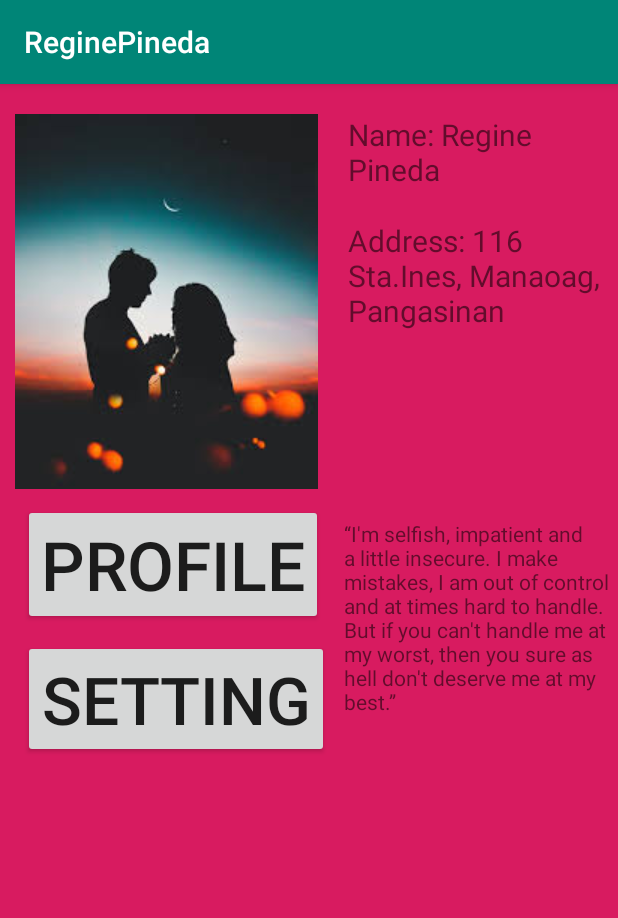
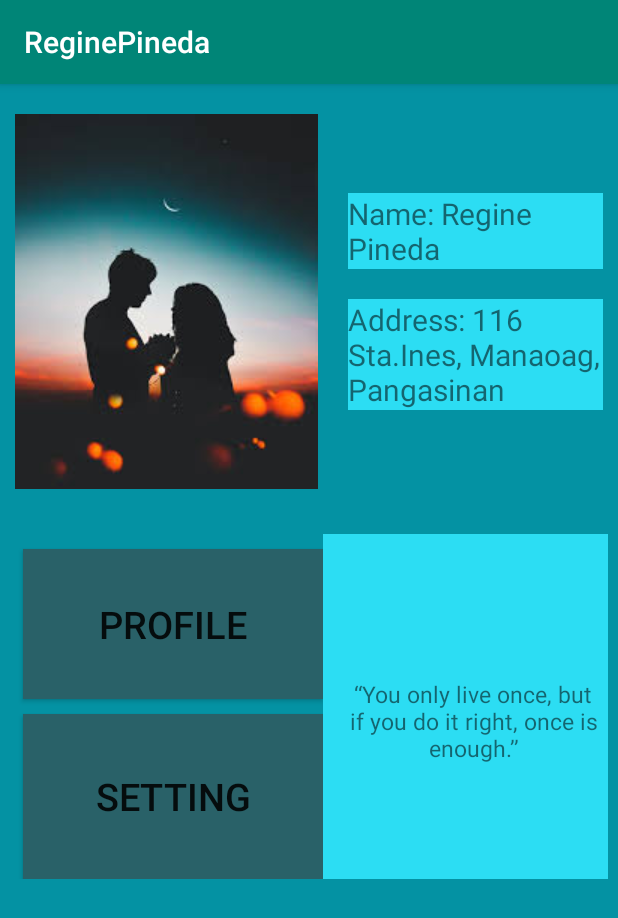
Before and after one commit to jingpineda/ReginePineda, an Android app: the screen it shows after launch (MainActivity), on a phone screen of 412 x 824 dp. Shown: the top 918 px of the screen. Run offline under Robolectric (Android 15) with nearby library versions, the phone set to English and light mode, and no system bars.

Commit message:
final na talaga sa unang layout

```diff
--- a/app/src/main/res/layout/activity_main.xml
+++ b/app/src/main/res/layout/activity_main.xml
@@ -7,12 +7,13 @@
     tools:context=".MainActivity"
     android:orientation="vertical"
     android:layout_gravity="center"
-    android:background="@color/colorAccent">
+    android:background="@color/blue">
 
     <LinearLayout
         android:layout_width="wrap_content"
         android:layout_height="wrap_content"
-        android:orientation="horizontal">
+        android:orientation="horizontal"
+        android:layout_marginRight="10dp">
 
         <ImageView
             android:layout_width="wrap_content"
@@ -24,14 +25,17 @@
         <LinearLayout
             android:layout_width="wrap_content"
             android:layout_height="wrap_content"
-            android:orientation="vertical">
+            android:orientation="vertical"
+            android:layout_gravity="center">
             <TextView
                 android:layout_width="wrap_content"
                 android:layout_height="wrap_content"
                 android:text="Name: Regine Pineda"
                 android:layout_marginLeft="20dp"
                 android:textSize="20dp"
-                android:layout_marginTop="20dp"/>
+                android:layout_marginTop="20dp"
+                android:background="@color/lightblue"/>
+
 
             <TextView
                 android:layout_width="wrap_content"
@@ -39,7 +43,8 @@
                 android:text="Address: 116 Sta.Ines, Manaoag, Pangasinan"
                 android:layout_marginLeft="20dp"
                 android:textSize="20dp"
-                android:layout_marginTop="20dp"/>
+                android:layout_marginTop="20dp"
+                android:background="@color/lightblue"/>
 
         </LinearLayout>
 
@@ -47,40 +52,46 @@
     </LinearLayout>
     <LinearLayout
         android:layout_width="wrap_content"
-        android:layout_height="wrap_content">
+        android:layout_height="wrap_content"
+        android:layout_marginTop="30dp">
     <LinearLayout
         android:layout_width="wrap_content"
         android:layout_height="wrap_content"
         android:orientation="vertical">
 
         <Button
-            android:layout_width="wrap_content"
-            android:layout_height="wrap_content"
+            android:layout_width="200dp"
+            android:layout_height="100dp"
             android:text="PROFILE"
-            android:textSize="45dp"
+            android:textSize="25dp"
             android:layout_marginTop="10dp"
-            android:layout_marginLeft="15dp"/>
+            android:layout_marginLeft="15dp"
+            android:background="@color/darkblue" />
 
         <Button
-            android:layout_width="wrap_content"
-            android:layout_height="wrap_content"
+            android:layout_width="200dp"
+            android:layout_height="110dp"
             android:text="SETTING"
-            android:textSize="44dp"
+            android:textSize="25dp"
             android:layout_marginTop="10dp"
-            android:layout_marginLeft="15dp"/>
+            android:layout_marginLeft="15dp"
+            android:background="@color/darkblue"/>
     </LinearLayout>
 
         <LinearLayout
             android:layout_width="wrap_content"
             android:layout_height="wrap_content"
-            android:orientation="horizontal">
+            android:orientation="horizontal"
+            android:background="@color/lightblue">
 
             <TextView
-                android:layout_width="wrap_content"
-                android:layout_height="wrap_content"
-                android:text="“I'm selfish, impatient and a little insecure. I make mistakes, I am out of control and at times hard to handle. But if you can't handle me at my worst, then you sure as hell don't deserve me at my best.”"
+                android:layout_width="180dp"
+                android:layout_height="210dp"
+                android:text="“You only live once, but if you do it right, once is enough.”"
                 android:layout_marginTop="20dp"
-                android:layout_marginLeft="10dp"/>
+                android:layout_marginLeft="10dp"
+                android:textSize="15dp"
+                android:gravity="center"/>
 
 
 
--- a/app/src/main/res/values/colors.xml
+++ b/app/src/main/res/values/colors.xml
@@ -3,4 +3,7 @@
     <color name="colorPrimary">#008577</color>
     <color name="colorPrimaryDark">#00574B</color>
     <color name="colorAccent">#D81B60</color>
+    <color name="blue">#0492A3</color>
+    <color name="lightblue">#2CDDF3</color>
+    <color name="darkblue">#296168</color>
 </resources>
```
